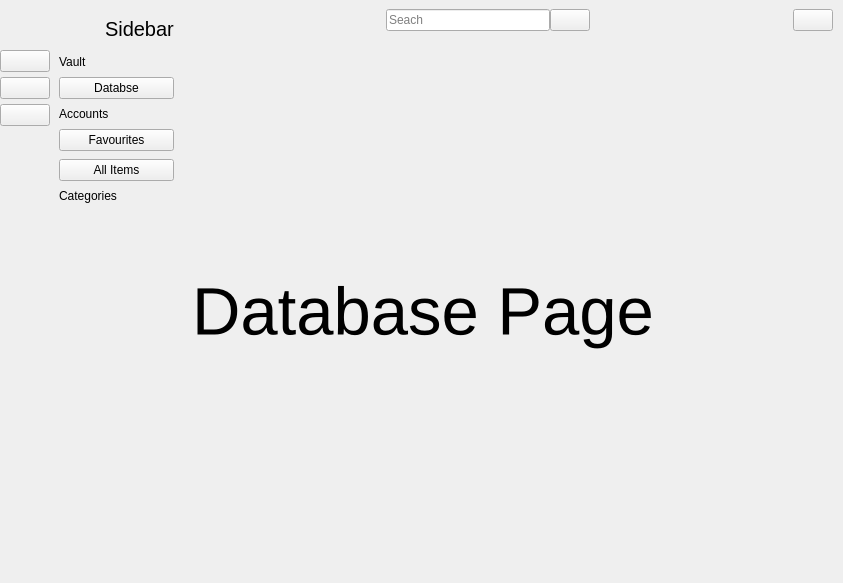
Before: the Qt Designer form passcipher/ui/sidebar.ui in AdamJow/PassCipher, drawn with Qt 5.
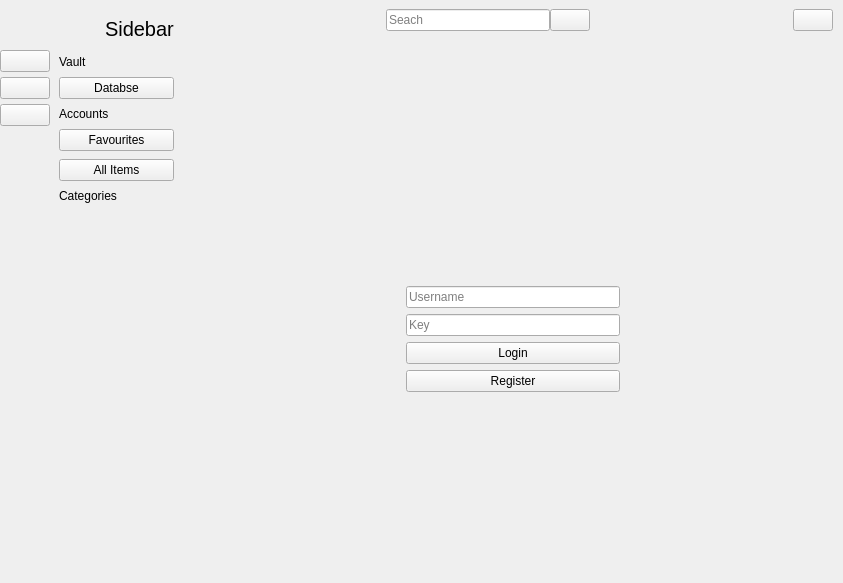
After: the same form once the commit is applied. The open tabs and pages were chosen to show the change. Icons and pictures are not drawn.

Commit message: Added encypt key logic for login and register

The edit to the form file:
```diff
--- a/passcipher/ui/sidebar.ui
+++ b/passcipher/ui/sidebar.ui
@@ -147,17 +147,89 @@
          </property>
          <widget class="QWidget" name="database_page">
           <layout class="QGridLayout" name="gridLayout_2">
-           <item row="0" column="0">
-            <widget class="QLabel" name="label_10">
-             <property name="font">
-              <font>
-               <pointsize>50</pointsize>
-              </font>
+           <item row="1" column="1">
+            <layout class="QVBoxLayout" name="verticalLayout">
+             <item>
+              <widget class="QLineEdit" name="login_username">
+               <property name="placeholderText">
+                <string>Username</string>
+               </property>
+              </widget>
+             </item>
+             <item>
+              <widget class="QLineEdit" name="login_key">
+               <property name="placeholderText">
+                <string>Key</string>
+               </property>
+              </widget>
+             </item>
+             <item>
+              <widget class="QPushButton" name="login_btn">
+               <property name="text">
+                <string>Login</string>
+               </property>
+              </widget>
+             </item>
+             <item>
+              <widget class="QPushButton" name="login_register_btn">
+               <property name="text">
+                <string>Register</string>
+               </property>
+              </widget>
+             </item>
+            </layout>
+           </item>
+           <item row="1" column="0">
+            <spacer name="horizontalSpacer_7">
+             <property name="orientation">
+              <enum>Qt::Horizontal</enum>
              </property>
-             <property name="text">
-              <string>Database Page</string>
+             <property name="sizeHint" stdset="0">
+              <size>
+               <width>206</width>
+               <height>20</height>
+              </size>
              </property>
-            </widget>
+            </spacer>
+           </item>
+           <item row="1" column="2">
+            <spacer name="horizontalSpacer_8">
+             <property name="orientation">
+              <enum>Qt::Horizontal</enum>
+             </property>
+             <property name="sizeHint" stdset="0">
+              <size>
+               <width>206</width>
+               <height>20</height>
+              </size>
+             </property>
+            </spacer>
+           </item>
+           <item row="0" column="1">
+            <spacer name="verticalSpacer_5">
+             <property name="orientation">
+              <enum>Qt::Vertical</enum>
+             </property>
+             <property name="sizeHint" stdset="0">
+              <size>
+               <width>20</width>
+               <height>257</height>
+              </size>
+             </property>
+            </spacer>
+           </item>
+           <item row="2" column="1">
+            <spacer name="verticalSpacer_4">
+             <property name="orientation">
+              <enum>Qt::Vertical</enum>
+             </property>
+             <property name="sizeHint" stdset="0">
+              <size>
+               <width>20</width>
+               <height>202</height>
+              </size>
+             </property>
+            </spacer>
            </item>
           </layout>
          </widget>
```
Left out of the diff: 286 changed lines with no effect on the pictures. The commit also changes 8 other files.
